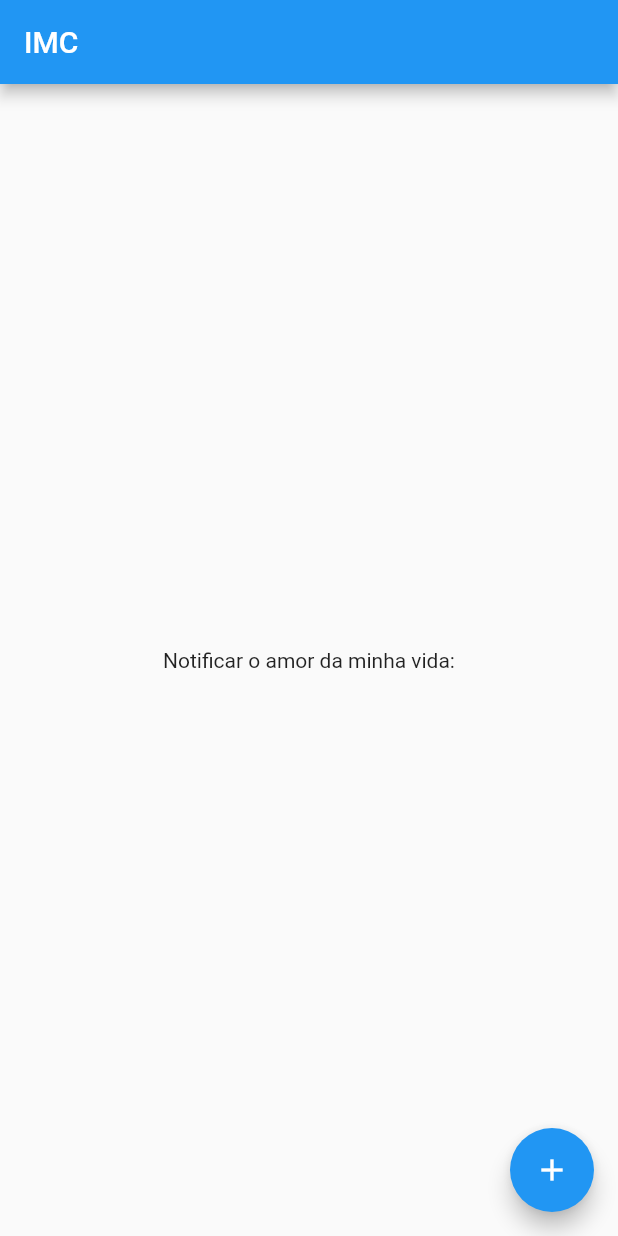
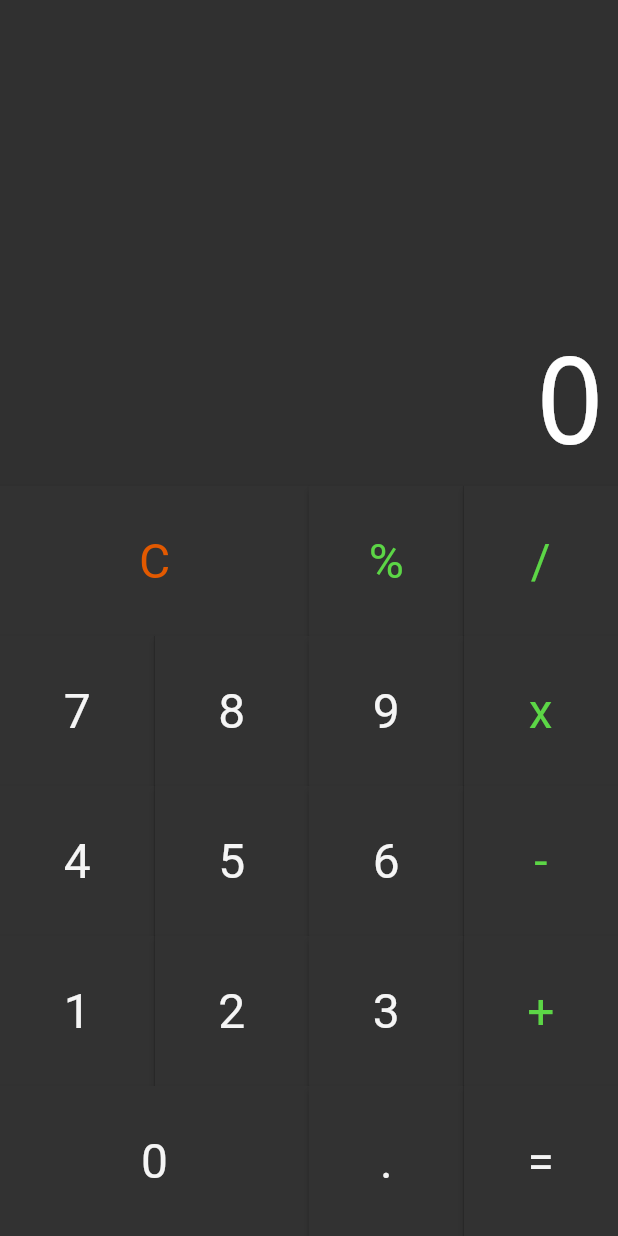
Before and after one commit to websteryan/calculadora, a Flutter app: the screen it shows after launch, on a phone screen of 412 x 824 dp. Run offline on Flutter 3.47's test engine with Material 2 defaults, Android fonts, the phone set to English and light mode, and no system bars; drawn by our look-alikes of auto_size_text.

Commit message:
versão completa

```diff
--- /dev/null
+++ b/lib/Components/button.dart
@@ -0,0 +1,52 @@
+import 'package:flutter/material.dart';
+
+class Button extends StatelessWidget {
+  static const OTHER = Color.fromRGBO(226, 89, 0, 1);
+  static const DEFAULT = Color.fromRGBO(245, 245, 245, 1);
+  static const OPERATION = Color.fromRGBO(92, 214, 70, 1);
+
+  final String text;
+  final Color color;
+  final bool big;
+  final void Function(String) cb;
+
+  Button({
+    this.color = DEFAULT,
+     this.big = false,
+    @required this.text,
+    @required this.cb,
+  });
+  Button.big({
+    this.color = DEFAULT,
+     this.big = true,
+    @required this.text,
+    @required this.cb,
+  });
+
+  // ignore: empty_constructor_bodies
+  @override
+  Widget build(BuildContext context) {
+    return Expanded(
+      flex: big ? 2 : 1,
+      child: ElevatedButton(
+        style: ButtonStyle(
+          shape: MaterialStateProperty.all<RoundedRectangleBorder>(
+              RoundedRectangleBorder(
+            borderRadius: BorderRadius.circular(0.0),
+          )),
+          backgroundColor:
+              MaterialStateProperty.all<Color>(Color.fromRGBO(50, 50, 50, 1)),
+        ),
+        child: Text(
+          text,
+          style: TextStyle(
+            color: this.color,
+            fontSize: 32,
+            fontWeight: FontWeight.w400,
+          ),
+        ),
+        onPressed: () => cb(text),
+      ),
+    );
+  }
+}
--- /dev/null
+++ b/lib/Components/button_row.dart
@@ -0,0 +1,19 @@
+import 'package:flutter/material.dart';
+import 'button.dart';
+
+class ButtonRow extends StatelessWidget {
+  final List<Button> buttons;
+
+  ButtonRow(this.buttons);
+
+  @override
+  Widget build(BuildContext context) {
+    return Expanded(
+      flex: 1,
+      child: Row(
+        crossAxisAlignment: CrossAxisAlignment.stretch,
+        children: buttons,
+      ),
+    );
+  }
+}
--- /dev/null
+++ b/lib/Components/display.dart
@@ -0,0 +1,37 @@
+import 'package:flutter/material.dart';
+import 'package:auto_size_text/auto_size_text.dart';
+
+class Display extends StatelessWidget {
+  final String text;
+
+  Display(this.text);
+
+  @override
+  Widget build(BuildContext context) {
+    return Expanded(
+        flex: 1,
+        child: Container(
+          color: Color.fromRGBO(48, 48, 48, 1),
+          child: Column(
+            mainAxisAlignment: MainAxisAlignment.end,
+            crossAxisAlignment: CrossAxisAlignment.stretch,
+            children: <Widget>[
+              Padding(
+                  padding: const EdgeInsets.all(8.0),
+                  child: AutoSizeText(
+                    text,
+                    minFontSize: 20,
+                    maxFontSize: 80,
+                    maxLines: 1,
+                    textAlign: TextAlign.end,
+                    style: TextStyle(
+                        fontWeight: FontWeight.w100,
+                        decoration: TextDecoration.none,
+                        fontSize: 80,
+                        color: Colors.white),
+                  ))
+            ],
+          ),
+        ));
+  }
+}
--- /dev/null
+++ b/lib/Components/keyboard.dart
@@ -0,0 +1,47 @@
+import 'package:flutter/material.dart';
+import 'button.dart';
+import 'button_row.dart';
+
+class Keyboard extends StatelessWidget {
+  final void Function(String) cb;
+
+  Keyboard(this.cb);
+
+  @override
+  Widget build(BuildContext context) {
+    return Container(
+      height: 500,
+      color: Color.fromRGBO(19, 19, 19, 1),
+      child: Column(children: <Widget>[
+        ButtonRow([
+          Button.big(text: 'C',color: Button.OTHER, cb: cb,),
+          Button(text: '%', color: Button.OPERATION, cb: cb ),
+          Button(text: '/', color: Button.OPERATION, cb: cb ),
+        ]),
+        ButtonRow([
+          Button(text: '7', cb: cb ),
+          Button(text: '8', cb: cb ),
+          Button(text: '9', cb: cb ),
+          Button(text: 'x', color: Button.OPERATION, cb: cb )
+        ]),
+        ButtonRow([
+          Button(text: '4', cb: cb ),
+          Button(text: '5', cb: cb ),
+          Button(text: '6', cb: cb ),
+          Button(text: '-', color: Button.OPERATION, cb: cb )
+        ]),
+        ButtonRow([
+          Button(text: '1', cb: cb ),
+          Button(text: '2', cb: cb ),
+          Button(text: '3', cb: cb ),
+          Button(text: '+', color: Button.OPERATION, cb: cb )
+        ]),
+        ButtonRow([
+          Button.big(text: '0', cb: cb,),
+          Button(text: '.', cb: cb ),
+          Button(text: '=', cb: cb )
+        ])
+      ]),
+    );
+  }
+}
--- /dev/null
+++ b/lib/Screens/calculator.dart
@@ -0,0 +1,30 @@
+import 'package:flutter/material.dart';
+import 'package:flutter/services.dart';
+import 'package:mobile_app/Components/display.dart';
+import 'package:mobile_app/Components/keyboard.dart';
+import 'package:mobile_app/Models/memory.dart';
+
+class Calculator extends StatefulWidget {
+  @override
+  _CalculatorState createState() => _CalculatorState();
+}
+
+class _CalculatorState extends State<Calculator> {
+  final Memory memory = Memory();
+
+  _onPressed(String com) {
+    setState(() {
+      memory.applyCommand(com);
+    });
+  }
+
+  @override
+  Widget build(BuildContext context) {
+    SystemChrome.setPreferredOrientations([DeviceOrientation.portraitUp]);
+
+    return MaterialApp(
+      home: Column(
+          children: <Widget>[Display(memory.value), Keyboard(_onPressed)]),
+    );
+  }
+}
--- a/lib/main.dart
+++ b/lib/main.dart
@@ -1,61 +1,6 @@
+import 'Screens/calculator.dart';
 import 'package:flutter/material.dart';
 
 void main() {
-  runApp(MyApp());
+  runApp(Calculator());
 }
-
-class MyApp extends StatelessWidget {
-
-  @override
-  Widget build(BuildContext context) {
-    return MaterialApp(
-      title: 'IMC',
-      theme: ThemeData(
-
-        primarySwatch: Colors.blue,
-      ),
-      home: MyHomePage(title: 'IMC'),
-    );
-  }
-}
-
-class MyHomePage extends StatefulWidget {
-  MyHomePage({Key key, this.title}) : super(key: key);
-
-
-  final String title;
-
-  @override
-  _MyHomePageState createState() => _MyHomePageState();
-}
-
-class _MyHomePageState extends State<MyHomePage> {
-
-
-  @override
-  Widget build(BuildContext context) {
-
-    return Scaffold(
-      appBar: AppBar(
-
-        title: Text(widget.title),
-      ),
-      body: Center(
-
-        child: Column(
-          mainAxisAlignment: MainAxisAlignment.center,
-          children: <Widget>[
-            Text(
-              'Notificar o amor da minha vida:',
-            ),
-
-          ],
-        ),
-      ),
-      floatingActionButton: FloatingActionButton(
-        tooltip: 'Increment',
-        child: Icon(Icons.add),
-      ), // This trailing comma makes auto-formatting nicer for build methods.
-    );
-  }
-}
--- a/pubspec.yaml
+++ b/pubspec.yaml
@@ -23,6 +23,7 @@ environment:
 dependencies:
   flutter:
     sdk: flutter
+  flutter_grid_button:
 
 
   # The following adds the Cupertino Icons font to your application.
@@ -32,6 +33,7 @@ dependencies:
 dev_dependencies:
   flutter_test:
     sdk: flutter
+  auto_size_text: ^2.1.0
 
 # For information on the generic Dart part of this file, see the
 # following page: https://dart.dev/tools/pub/pubspec
```
Also changed, not shown: lib/Models/memory.dart (added, +97 -0 lines), pubspec.lock, 1 other file.
